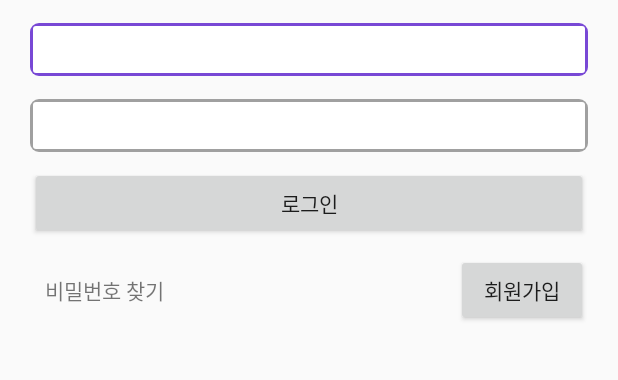
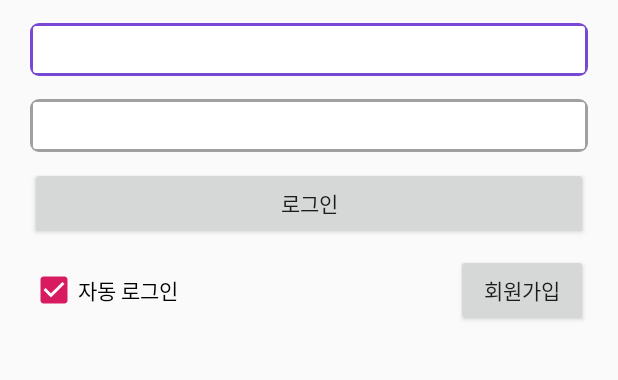
Before and after one commit to sbnova/API, an Android app: the screen it shows after launch (LoginActivity), after a tap on "로그인", on a phone screen of 412 x 824 dp, the part 339-719 px from its top. Run offline under Robolectric (Android 15) with nearby library versions, the phone set to English and light mode, and no system bars.

```diff
--- a/app/src/main/AndroidManifest.xml
+++ b/app/src/main/AndroidManifest.xml
@@ -3,6 +3,7 @@
     package="com.cyj.api">
 
     <uses-permission android:name="android.permission.INTERNET" />
+
     <application
         android:allowBackup="true"
         android:icon="@mipmap/ic_launcher"
@@ -17,6 +18,7 @@
                 <category android:name="android.intent.category.LAUNCHER" />
             </intent-filter>
         </activity>
+        <activity android:name=".MainActivity"></activity>
     </application>
 
 </manifest>
--- a/app/src/main/java/com/cyj/api/utils/ConnectServer.java
+++ b/app/src/main/java/com/cyj/api/utils/ConnectServer.java
@@ -36,7 +36,7 @@ public class ConnectServer {
 
         OkHttpClient client = new OkHttpClient();
 
-//        POST 메소드느 FormBody에 필요 데이터를 첨부.
+//        POST 메소드는 FormBody에 필요 데이터를 첨부.
         RequestBody requestBody = new FormBody.Builder().add("user_id", user_id).add("password", password).build();
 
 //        요청 자체로 생성, Request
@@ -47,7 +47,7 @@ public class ConnectServer {
         client.newCall(request).enqueue(new Callback() {
             @Override
             public void onFailure(Call call, IOException e) {
-                Log.e("서버 연결 실패", e.toString());
+                Log.e("서버연결실패", e.toString());
             }
 
             @Override
--- a/app/src/main/res/layout/activity_login.xml
+++ b/app/src/main/res/layout/activity_login.xml
@@ -59,11 +59,19 @@
             android:orientation="horizontal">
 
             <TextView
+                android:visibility="gone"
                 android:id="@+id/findPwTxt"
                 android:layout_width="wrap_content"
                 android:layout_height="wrap_content"
                 android:padding="10dp"
                 android:text="비밀번호 찾기"/>
+
+            <CheckBox
+                android:id="@+id/autoLoginCheckBox"
+                android:layout_width="wrap_content"
+                android:layout_height="wrap_content"
+                android:checked="true"
+                android:text="자동 로그인"/>
 
             <TextView
                 android:layout_width="0dp"
```
Also changed, not shown: app/src/main/java/com/cyj/api/LoginActivity.java (+26 -4 lines), app/src/main/java/com/cyj/api/MainActivity.java (added, +13 -0 lines), app/src/main/java/com/cyj/api/utils/ContextUtil.java (added, +26 -0 lines), app/src/main/java/com/cyj/api/utils/GlobalData.java (added, +12 -0 lines), app/src/main/res/layout/activity_main.xml (added, +9 -0 lines).
